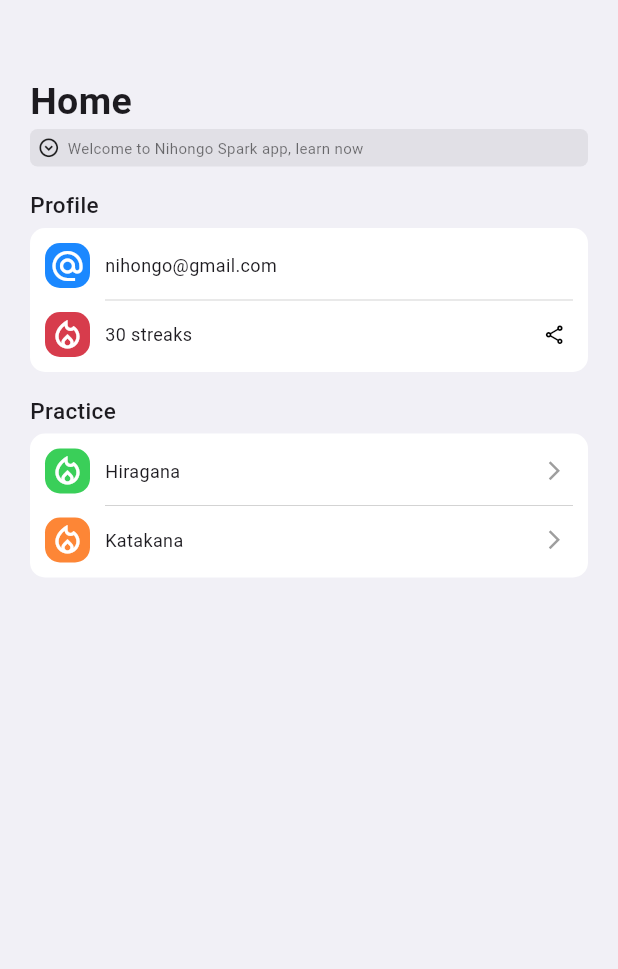
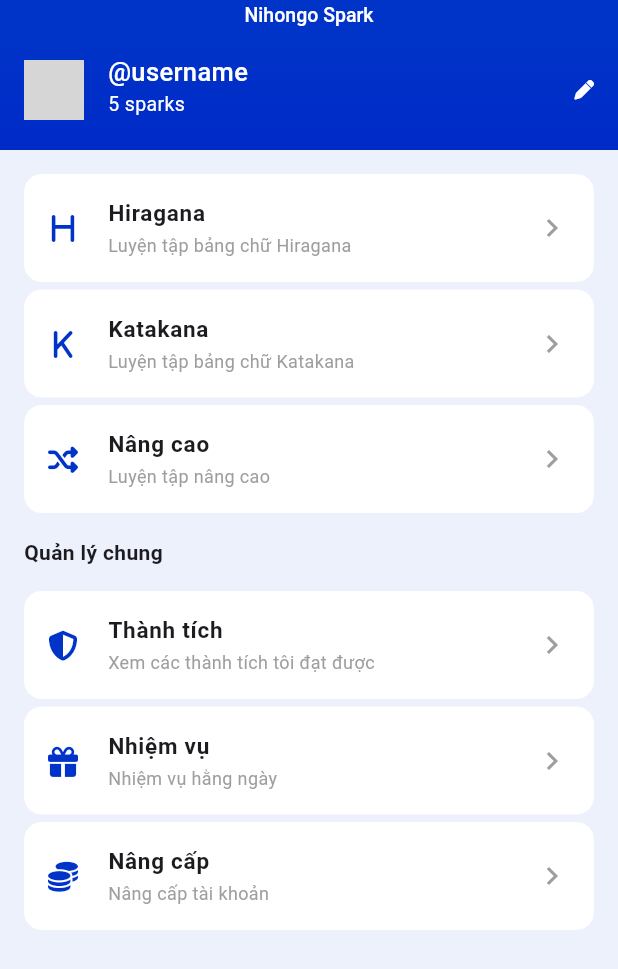
Before and after one commit to hoaian161/nihongo-spark, a Flutter app: the screen it shows after launch, on a phone screen of 412 x 824 dp. Shown: the top 969 px of the screen. Run offline on Flutter 3.47's test engine with Material 3 defaults, Android fonts, the phone set to English and light mode, and no system bars; our stand-ins replace font_awesome_flutter; network calls fail; grey boxes are pictures that could not be loaded.

Commit message:
update new theme

```diff
--- a/lib/constants/color.dart
+++ b/lib/constants/color.dart
@@ -1,10 +1,11 @@
 import 'dart:ui';
 import 'package:flutter/cupertino.dart';
 
-final Color RGBO_BACKGROUND_COLOR = Color.fromRGBO(241, 240, 246, 1);
+final Color RGBO_BACKGROUND_COLOR = Color.fromRGBO(237, 241, 252, 1);
 final Color RGBO_PURPLE_COLOR = Color.fromRGBO(138, 99, 208, 1);
 final Color RGBO_RED_COLOR = Color.fromRGBO(215, 60, 76, 1);
 final Color RGBO_GREEN_COLOR = Color.fromRGBO(58, 207, 89, 1);
-final Color RGBO_BLUE_COLOR = Color.fromRGBO(27, 136, 255, 1);
+final Color RGBO_BLUE_COLOR = Color.fromRGBO(0, 52, 200, 1);
+final Color RGBO_BLUE_FADE_COLOR = Color.fromRGBO(0, 42, 200, 1);
 final Color RGBO_ORANGE_COLOR = Color.fromRGBO(253, 134, 54, 1);
 final Color RGBO_GREY_COLOR = Color.fromRGBO(225, 224, 230, 1);
--- a/lib/constants/init.dart
+++ b/lib/constants/init.dart
@@ -1,40 +1,2 @@
 import 'dart:ui';
 import 'package:flutter/cupertino.dart';
-
-class NormalText extends StatelessWidget {
-    late String text;
-
-    NormalText(String text) {
-        this.text = text;
-    }
-
-    @override
-    Widget build(BuildContext context) {
-        return Text(
-            text,
-            style: TextStyle(
-                fontSize: 12,
-                fontWeight: FontWeight.w400
-            )
-        );
-    }
-}
-
-class CardTitle extends StatelessWidget {
-    late String text;
-
-    CardTitle(String text) {
-        this.text = text;
-    }
-
-    @override
-    Widget build(BuildContext context) {
-        return Text(
-            text,
-            style: TextStyle(
-                fontSize: 15,
-                fontWeight: FontWeight.w500
-            ),
-        );
-    }
-}
--- a/lib/main.dart
+++ b/lib/main.dart
@@ -1,25 +1,20 @@
 import 'package:flutter/material.dart';
 import 'package:nihongo_spark/screens/home/home.dart';
-
 import 'constants/init.dart';
 
-void main() {
-    runApp(const MyApp());
+void main()
+{
+    runApp(MyApp());
 }
 
-class MyApp extends StatelessWidget {
-    const MyApp({super.key});
-
+class MyApp extends StatelessWidget
+{
     @override
-    Widget build(BuildContext context) {
+    Widget build(BuildContext context)
+    {
         return MaterialApp(
-            title: 'Nihongo Spark',
-            theme: ThemeData(
-                colorScheme: ColorScheme.fromSeed(seedColor: Colors.deepPurple),
-                useMaterial3: true,
-            ),
+            debugShowCheckedModeBanner: false,
             home: Home(),
-            debugShowCheckedModeBanner: false,
         );
     }
 }
--- a/lib/screens/home/home.dart
+++ b/lib/screens/home/home.dart
@@ -1,74 +1,180 @@
-import 'package:flutter/cupertino.dart';
 import 'package:flutter/material.dart';
-
-import 'package:nihongo_spark/screens/home/widgets/practice.dart';
-import 'package:nihongo_spark/screens/home/widgets/profile.dart';
-import '../../constants/init.dart';
+import 'package:font_awesome_flutter/font_awesome_flutter.dart';
 import '../../constants/color.dart';
 
-class Home extends StatefulWidget {
-    Home();
-
+class Home extends StatelessWidget
+{
     @override
-    State<StatefulWidget> createState() => _HomeState();
-}
-
-class _HomeState extends State<Home> {
-    @override
-    Widget build(BuildContext context) {
+    Widget build(BuildContext context)
+    {
         return Scaffold(
             backgroundColor: RGBO_BACKGROUND_COLOR,
-            body: SafeArea(
-                child: SingleChildScrollView(
-                    child: Container(
-                        padding: EdgeInsets.only(left: 20, right: 20, top: 50),
-                        child: Column(
-                            crossAxisAlignment: CrossAxisAlignment.start,
-                            children: [
-                                Text(
-                                    'Home',
+            appBar: AppBar(
+                backgroundColor: RGBO_BLUE_COLOR,
+                title: Text(
+                    'Nihongo Spark',
                     style: TextStyle(
-                                        fontSize: 25,
-                                        fontWeight: FontWeight.w700,
+                        fontSize: 13,
+                        color: Colors.white,
+                        fontWeight: FontWeight.w500
                     )
                 ),
+                toolbarHeight: 20,
+                centerTitle: true,
+            ),
+            body: ListView(
+                children: [
                     Container(
-                                    width: double.infinity,
-                                    padding: EdgeInsets.all(5),
+                        padding: EdgeInsets.all(16),
                         decoration: BoxDecoration(
-                                        color: RGBO_GREY_COLOR,
-                                        borderRadius: BorderRadius.circular(5)
+                            gradient: LinearGradient(
+                                begin: Alignment.topCenter,
+                                end: Alignment.bottomCenter,
+                                colors: [
+                                    RGBO_BLUE_COLOR,
+                                    RGBO_BLUE_FADE_COLOR,
+                                ],
+                            ),
                         ),
                         child: Row(
                             children: [
-                                            Icon(
-                                                Icons.expand_circle_down_outlined,
-                                                size: 15
+                                CircleAvatar(
+                                    radius: 20,
+                                    backgroundImage: NetworkImage(
+                                        "https://storage.googleapis.com/a1aa/image/FEUbigT6SdtY3J5cBXP6qObSkDib8sxDsE3o_zNKcZc.jpg"
+                                    ),
+                                ),
+                                SizedBox(width: 16),
+                                Column(
+                                    crossAxisAlignment: CrossAxisAlignment.start,
+                                    children: [
+                                        Row(
+                                            children: [
+                                                Text(
+                                                    "@username",
+                                                    style: TextStyle(
+                                                        fontSize: 17,
+                                                        color: Colors.white,
+                                                        fontWeight: FontWeight.w500
+                                                    )
                                                 ),
                                                 SizedBox(width: 5),
+                                            ],
+                                        ),
                                         Text(
-                                                'Welcome to Nihongo Spark app, learn now',
+                                            "5 sparks",
                                             style: TextStyle(
-                                                    fontSize: 10,
-                                                    color: Colors.black54
+                                                color: Colors.white,
+                                                fontSize: 13
+                                            )
                                         ),
-                                            )
+                                        SizedBox(height: 5),
+                                    ],
+                                ),
+                                Spacer(),
+                                Icon(
+                                    FontAwesomeIcons.pen,
+                                    color: Colors.white,
+                                    size: 13
+                                ),
                             ],
                         ),
                     ),
-                                SizedBox(height: 15),
-                                CardTitle('Profile'),
+                    Container(
+                        padding: EdgeInsets.all(16),
+                        child: Column(
+                            children: [
+                                _listItem(
+                                    FontAwesomeIcons.h,
+                                    "Hiragana",
+                                    "Luyện tập bảng chữ Hiragana"
+                                ),
                                 SizedBox(height: 5),
-                                ProfileContainer(),
-                                SizedBox(height: 15),
-                                CardTitle('Practice'),
+                                _listItem(
+                                    FontAwesomeIcons.k,
+                                    "Katakana",
+                                    "Luyện tập bảng chữ Katakana"
+                                ),
                                 SizedBox(height: 5),
-                                PracticeContainer(),
+                                _listItem(
+                                    FontAwesomeIcons.random,
+                                    "Nâng cao",
+                                    "Luyện tập nâng cao"
+                                ),
                             ],
                         ),
+                    ),
+                    Padding(
+                        padding: const EdgeInsets.symmetric(horizontal: 16),
+                        child: Text(
+                            "Quản lý chung",
+                            style: TextStyle(
+                                fontWeight: FontWeight.bold
                             )
+                        ),
+                    ),
+                    Container(
+                        padding: EdgeInsets.all(16),
+                        child: Column(
+                            children: [
+                                _listItem(
+                                    FontAwesomeIcons.shieldAlt,
+                                    "Thành tích",
+                                    "Xem các thành tích tôi đạt được"
+                                ),
+                                SizedBox(height: 5),
+                                _listItem(
+                                    FontAwesomeIcons.gift,
+                                    "Nhiệm vụ",
+                                    "Nhiệm vụ hằng ngày"
+                                ),
+                                SizedBox(height: 5),
+                                _listItem(
+                                    FontAwesomeIcons.coins,
+                                    "Nâng cấp",
+                                    "Nâng cấp tài khoản"
+                                ),
+                            ],
+                        ),
+                    ),
+                ],
+            ),
+        );
+    }
+
+    Widget _listItem(IconData icon, String title, String subtitle)
+    {
+        return ListTile(
+            leading: Icon(
+                icon,
+                color: RGBO_BLUE_COLOR,
+                size: 20
+            ),
+            title: Text(
+                title,
+                style: TextStyle(
+                    fontWeight: FontWeight.bold,
+                    fontSize: 15
                 )
+            ),
+            subtitle: Text(
+                subtitle,
+                style: TextStyle(
+                    color: Colors.grey,
+                    fontSize: 12
                 )
+            ),
+            trailing: Icon(
+                Icons.chevron_right,
+                color: Colors.grey
+            ),
+            tileColor: Colors.white,
+            shape: RoundedRectangleBorder(
+                borderRadius: BorderRadius.circular(12),
+            ),
+            contentPadding: EdgeInsets.symmetric(
+                horizontal: 16,
+            ),
         );
     }
 }
--- a/lib/screens/home/widgets/practice.dart
+++ /dev/null
@@ -1,84 +0,0 @@
-import 'package:flutter/cupertino.dart';
-import 'package:flutter/material.dart';
-import '../../../constants/init.dart';
-import '../../../constants/color.dart';
-
-class PracticeContainer extends StatefulWidget {
-    @override
-    State<StatefulWidget> createState() => _PracticeContainer();
-}
-
-class _PracticeContainer extends State<PracticeContainer> {
-    @override
-    Widget build(BuildContext context) {
-        return Container(
-            width: double.infinity,
-            padding: EdgeInsets.all(10),
-            decoration: BoxDecoration(
-                color: Colors.white,
-                borderRadius: BorderRadius.circular(10),
-            ),
-            child: Column(
-                children: [
-                    Row(
-                        children: [
-                            Container(
-                                decoration: BoxDecoration(
-                                    color: RGBO_GREEN_COLOR,
-                                    borderRadius: BorderRadius.circular(10),
-                                ),
-                                width: 30,
-                                height: 30,
-                                child: Icon(
-                                    Icons.local_fire_department_outlined,
-                                    color: Colors.white
-                                ),
-                            ),
-                            SizedBox(width: 10),
-                            NormalText('Hiragana'),
-                            Spacer(),
-                            Icon(
-                                Icons.arrow_forward_ios,
-                                color: Colors.grey,
-                                size: 15
-                            ),
-                            SizedBox(width: 5)
-                        ],
-                    ),
-                    // SizedBox(height: 2),
-                    Divider(
-                        color: Colors.grey,
-                        thickness: 0.3,
-                        indent: 40,
-                        endIndent: 0,
-                    ),
-                    Row(
-                        children: [
-                            Container(
-                                decoration: BoxDecoration(
-                                    color: RGBO_ORANGE_COLOR,
-                                    borderRadius: BorderRadius.circular(10),
-                                ),
-                                width: 30,
-                                height: 30,
-                                child: Icon(
-                                    Icons.local_fire_department_outlined,
-                                    color: Colors.white
-                                ),
-                            ),
-                            SizedBox(width: 10),
-                            NormalText('Katakana'),
-                            Spacer(),
-                            Icon(
-                                Icons.arrow_forward_ios,
-                                color: Colors.grey,
-                                size: 15
-                            ),
-                            SizedBox(width: 5)
-                        ],
-                    ),
-                ],
-            ),
-        );
-    }
-}
--- a/lib/screens/home/widgets/profile.dart
+++ /dev/null
@@ -1,77 +0,0 @@
-import 'package:flutter/cupertino.dart';
-import 'package:flutter/material.dart';
-import '../../../constants/init.dart';
-import '../../../constants/color.dart';
-
-class ProfileContainer extends StatefulWidget {
-    @override
-    State<StatefulWidget> createState() => _ProfileContainer();
-}
-
-class _ProfileContainer extends State<ProfileContainer> {
-    @override
-    Widget build(BuildContext context) {
-        return Container(
-            width: double.infinity,
-            padding: EdgeInsets.all(10),
-            decoration: BoxDecoration(
-                color: Colors.white,
-                borderRadius: BorderRadius.circular(10),
-            ),
-            child: Column(
-                children: [
-                    Row(
-                        children: [
-                            Container(
-                                decoration: BoxDecoration(
-                                    color: RGBO_BLUE_COLOR,
-                                    borderRadius: BorderRadius.circular(10),
-                                ),
-                                width: 30,
-                                height: 30,
-                                child: Icon(
-                                    Icons.alternate_email,
-                                    color: Colors.white
-                                ),
-                            ),
-                            SizedBox(width: 10),
-                            NormalText('nihongo@gmail.com')
-                        ],
-                    ),
-                    // SizedBox(height: 2),
-                    Divider(
-                        color: Colors.grey,
-                        thickness: 0.3,
-                        indent: 40,
-                        endIndent: 0,
-                    ),
-                    Row(
-                        children: [
-                            Container(
-                                decoration: BoxDecoration(
-                                    color: RGBO_RED_COLOR,
-                                    borderRadius: BorderRadius.circular(10),
-                                ),
-                                width: 30,
-                                height: 30,
-                                child: Icon(
-                                    Icons.local_fire_department_outlined,
-                                    color: Colors.white
-                                ),
-                            ),
-                            SizedBox(width: 10),
-                            NormalText('30 streaks'),
-                            Spacer(),
-                            Icon(
-                                Icons.share_outlined,
-                                color: Colors.black,
-                                size: 15
-                            ),
-                            SizedBox(width: 5)
-                        ],
-                    ),
-                ],
-            ),
-        );
-    }
-}
--- a/pubspec.yaml
+++ b/pubspec.yaml
@@ -34,6 +34,7 @@
   # The following adds the Cupertino Icons font to your application.
   # Use with the CupertinoIcons class for iOS style icons.
   cupertino_icons: ^1.0.8
+  font_awesome_flutter: ^10.8.0
 
 dev_dependencies:
   flutter_test:
```
Lines whose indentation alone changed are shown as unchanged.
